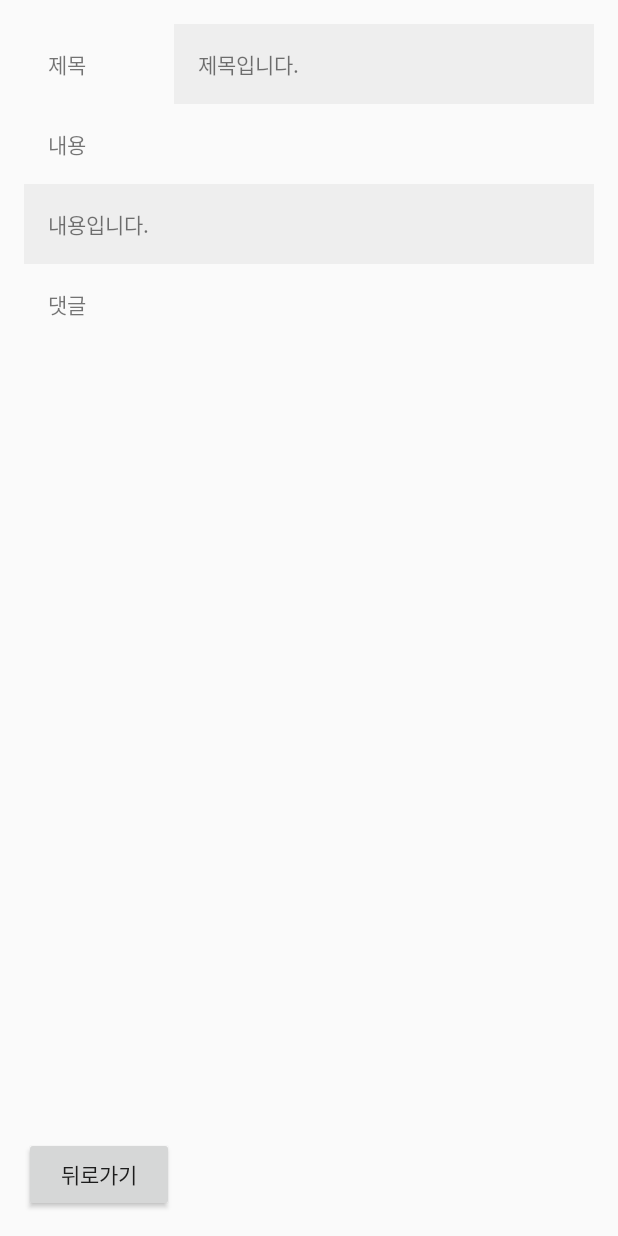
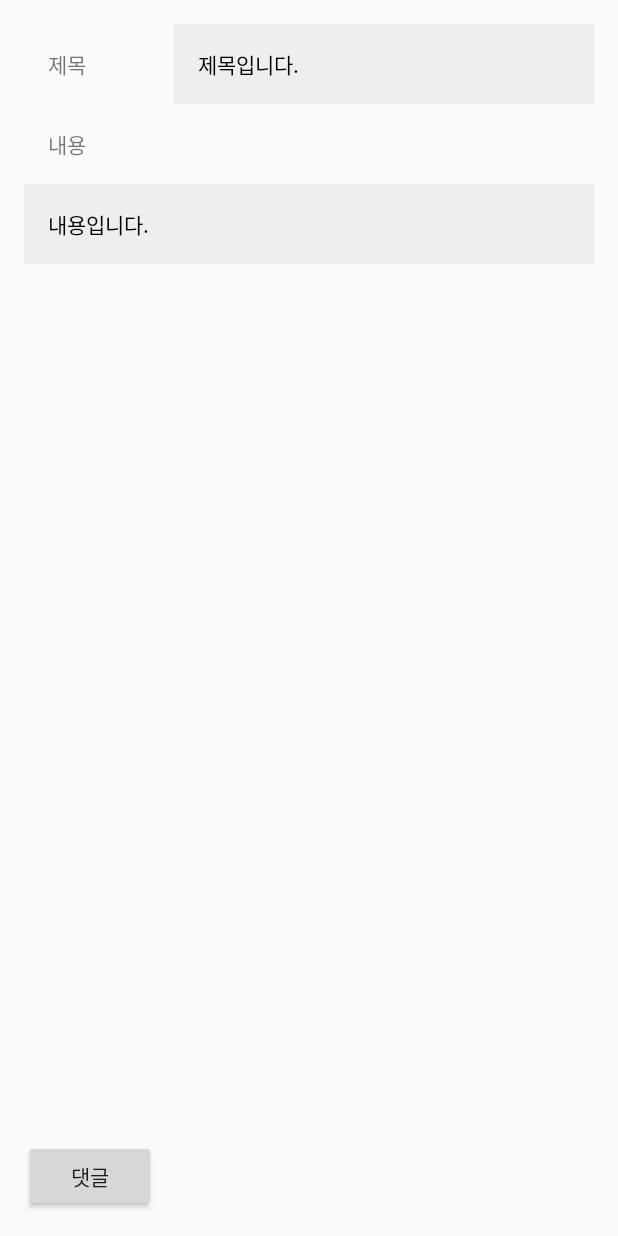
Before and after one commit to leechigu/-BTI-Project, an Android app: the layout activity_detail.xml on its own in the app's theme, with its tools: preview values and no code run, on a phone screen of 412 x 824 dp. Run offline under Robolectric (Android 15) with nearby library versions, the phone set to English and light mode, and no system bars.

Commit message:
댓글까지 완료

```diff
--- a/app/src/main/res/layout/activity_detail.xml
+++ b/app/src/main/res/layout/activity_detail.xml
@@ -4,6 +4,7 @@
     android:padding="16dp"
     android:layout_height="match_parent"
     android:orientation="vertical">
+
 
     <ScrollView
         android:layout_width="match_parent"
@@ -25,74 +26,54 @@
                     android:layout_width="100dp"
                     android:layout_height="wrap_content"
                     android:padding="16dp"
-                    android:text="제목"/>
+                    android:text="제목" />
 
                 <TextView
                     android:id="@+id/dtitle_tv"
-                    android:padding="16dp"
-                    android:background="#eeeeee"
                     android:layout_width="match_parent"
                     android:layout_height="wrap_content"
                     android:layout_weight="1"
+                    android:background="#eeeeee"
+                    android:padding="16dp"
                     android:text="제목입니다."
-                    />
+                    android:textColor="#000000" />
             </LinearLayout>
 
             <TextView
                 android:layout_width="wrap_content"
                 android:layout_height="wrap_content"
                 android:padding="16dp"
-                android:text="내용"/>
+                android:text="내용" />
 
             <TextView
                 android:id="@+id/dcontent_tv"
-                android:padding="16dp"
-                android:background="#eeeeee"
                 android:layout_width="match_parent"
                 android:layout_height="wrap_content"
+                android:background="#eeeeee"
+                android:padding="16dp"
                 android:text="내용입니다."
-                />
-
-            <TextView
-                android:padding="16dp"
-                android:layout_width="match_parent"
-                android:layout_height="wrap_content"
-                android:text="댓글"
-                />
+                android:textColor="#000000" />
 
             <LinearLayout
                 android:id="@+id/comment_layout"
                 android:layout_width="match_parent"
                 android:layout_height="wrap_content"
-                android:padding="8dp"
-                android:orientation="vertical"/>
+                android:orientation="vertical"
+                android:padding="8dp" />
         </LinearLayout>
     </ScrollView>
-    <Button
-        android:id="@+id/back_button"
-        android:layout_width="100dp"
-        android:layout_height="50dp"
-        android:padding="8dp"
-        android:text="뒤로가기"/>
-    <!--
+
     <LinearLayout
         android:layout_width="match_parent"
         android:layout_height="wrap_content"
         android:orientation="horizontal">
 
-        <EditText
-            android:id="@+id/comment_et"
-            android:layout_width="match_parent"
-            android:padding="8dp"
-            android:layout_height="wrap_content"
-            android:background="#eeeeee"
-            android:layout_weight="1"
-            android:hint="댓글 내용을 입력하세요"/>
+
         <Button
-            android:id="@+id/reg_button"
+            android:id="@+id/comment_btn"
             android:layout_width="wrap_content"
             android:layout_height="match_parent"
             android:padding="8dp"
-            android:text="등록하기"/>
-    </LinearLayout>-->
+            android:text="댓글"/>
+    </LinearLayout>
 </LinearLayout>
--- a/app/src/main/res/layout/activity_post.xml
+++ b/app/src/main/res/layout/activity_post.xml
@@ -4,6 +4,8 @@
     xmlns:tools="http://schemas.android.com/tools"
     android:layout_width="match_parent"
     android:layout_height="match_parent"
+    android:backgroundTint="@color/black"
+    android:background="#FFFFFF"
     tools:context=".PostActivity">
 
     <com.google.android.material.floatingactionbutton.FloatingActionButton
```
Also changed, not shown: app/src/main/AndroidManifest.xml (+7 -2 lines), app/src/main/java/com/example/catbti/PostAdapter.java (+22 -9 lines), app/src/main/res/layout/boardlist.xml (+13 -4 lines), app/src/main/res/layout/comment_register.xml (added, +37 -0 lines), app/src/main/res/layout/custom_comment.xml (deleted, +0 -45 lines), app/src/main/res/layout/testlist.xml (+7 -0 lines).
